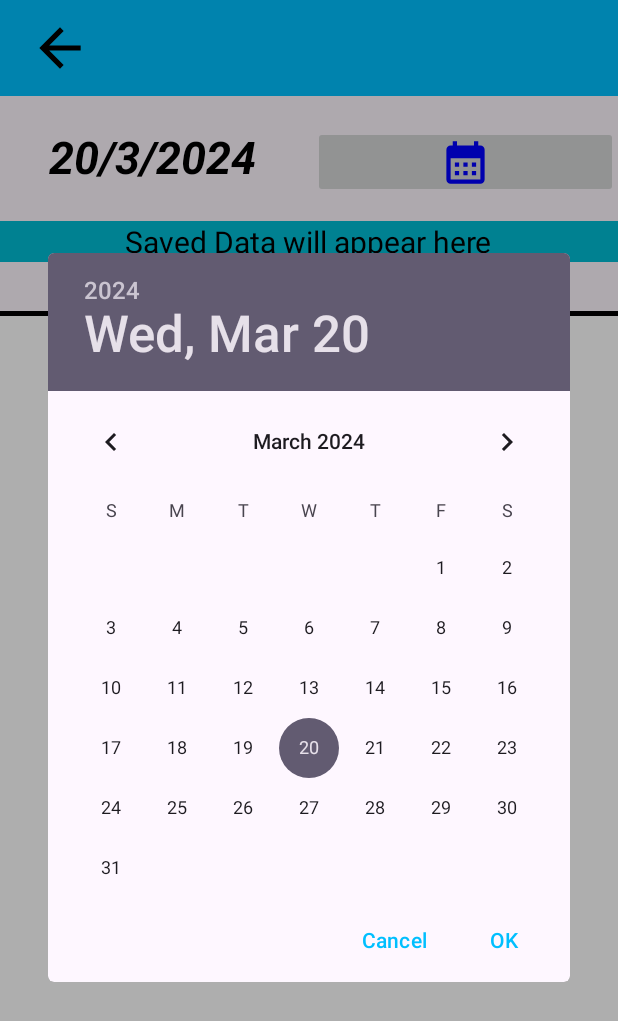
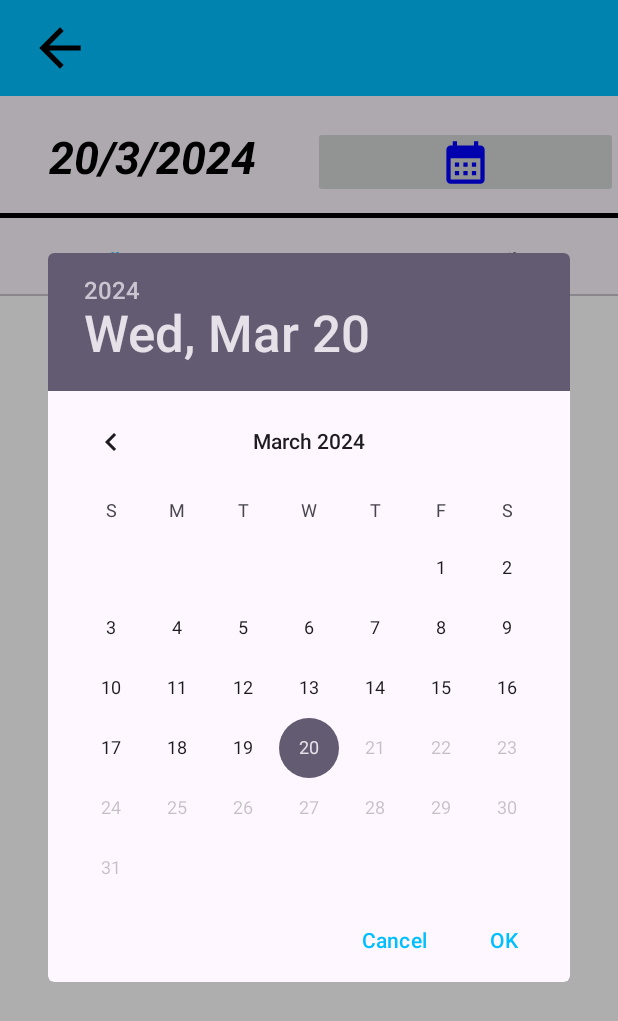
Before and after one commit to prathvihan1008/QuickWalk, an Android app: the HistoryActivity screen opened directly, with no data from a screen before it, after a tap on "Calender", on a phone screen of 412 x 824 dp. Shown: the top 1021 px of the screen. Run offline under Robolectric (Android 15) with nearby library versions, the light colour scheme and no system bars; our stand-ins replace AdMob; 1 statement that could not run was skipped.

Commit message:
fixed bugs

```diff
--- a/app/build.gradle.kts
+++ b/app/build.gradle.kts
@@ -10,8 +10,8 @@ android {
         applicationId = "com.prathvihan1008.quickwalk"
         minSdk = 24
         targetSdk = 34
-        versionCode = 1
-        versionName = "1.0"
+        versionCode = 4
+        versionName = "4.0"
 
         testInstrumentationRunner = "androidx.test.runner.AndroidJUnitRunner"
     }
--- a/app/src/main/java/com/prathvihan1008/quickwalk/HistoryActivity.java
+++ b/app/src/main/java/com/prathvihan1008/quickwalk/HistoryActivity.java
@@ -20,6 +20,7 @@ import androidx.appcompat.app.ActionBar;
 import androidx.appcompat.app.AppCompatActivity;
 import androidx.appcompat.widget.Toolbar;
 import androidx.core.content.ContextCompat;
+import androidx.recyclerview.widget.DefaultItemAnimator;
 import androidx.recyclerview.widget.LinearLayoutManager;
 import androidx.recyclerview.widget.RecyclerView;
 
@@ -29,6 +30,7 @@ import com.google.android.gms.ads.FullScreenContentCallback;
 import com.google.android.gms.ads.LoadAdError;
 import com.google.android.gms.ads.interstitial.InterstitialAd;
 import com.google.android.gms.ads.interstitial.InterstitialAdLoadCallback;
+import com.google.android.material.tabs.TabLayout;
 
 import java.util.Calendar;
 import java.util.List;
@@ -46,6 +48,10 @@ public class HistoryActivity extends AppCompatActivity {
     private Calendar calendar;
     private ImageView action_back;
 
+    private int wFrag=1;
+
+
+
 
 
 
@@ -56,7 +62,12 @@ public class HistoryActivity extends AppCompatActivity {
 
 
 
+
         setContentView(R.layout.history_fragment_layout);
+
+
+
+
 
         //it keeps the screen awake (only applied to particular activity not whole device)
         action_back=findViewById(R.id.action_back);
@@ -79,15 +90,7 @@ public class HistoryActivity extends AppCompatActivity {
             }
         });
 
-
-
-
-
-
         //adds
-
-
-
         AdRequest adRequest = new AdRequest.Builder().build();
         //This is Asynchronous method:which executes irespective of the flow of main program sequential instructions
         InterstitialAd.load(this, "ca-app-pub-3940256099942544/1033173712", adRequest,
@@ -158,7 +161,59 @@ public class HistoryActivity extends AppCompatActivity {
 
         updateData(Calendar.getInstance().get(Calendar.YEAR),
                 Calendar.getInstance().get(Calendar.MONTH),
-                Calendar.getInstance().get(Calendar.DAY_OF_MONTH));
+                Calendar.getInstance().get(Calendar.DAY_OF_MONTH),1);
+
+        //tablayout
+
+        TabLayout tabLayout = findViewById(R.id.tab_layout);
+        tabLayout.addTab(tabLayout.newTab().setText("Walk"));
+        tabLayout.addTab(tabLayout.newTab().setText("Jog"));
+        tabLayout.addTab(tabLayout.newTab().setText("Bike"));
+        tabLayout.addOnTabSelectedListener(new TabLayout.OnTabSelectedListener() {
+            @Override
+            public void onTabSelected(TabLayout.Tab tab) {
+                // Assuming you have a TextView named selectedDateTextView
+                String dateText = selectedDateTextView.getText().toString();
+
+// Split the date text by "/"
+                String[] dateParts = dateText.split("/");//String.split return the string array
+
+// Parse day, month, and year from the split parts
+                int day = Integer.parseInt(dateParts[0]);
+                int month = Integer.parseInt(dateParts[1]) - 1; // Subtract 1 as months are zero-indexed
+                int year = Integer.parseInt(dateParts[2]);
+
+                // Handle tab selection
+                switch (tab.getPosition()) {
+                    case 0:
+                        // Update data for walk activity
+                        updateData(year,month,day,1);
+                        wFrag=1;
+                        break;
+                    case 1:
+                        // Updatedata for jog activity
+                        updateData(year,month,day,2);
+                        wFrag=2;
+                        break;
+                    case 2:
+                        // Update data for bike activity
+                        updateData(year,month,day,3);
+                        wFrag=3;
+                        break;
+                }
+            }
+
+            @Override
+            public void onTabUnselected(TabLayout.Tab tab) {
+                // Handle tab unselection
+            }
+
+            @Override
+            public void onTabReselected(TabLayout.Tab tab) {
+                // Handle tab reselection
+            }
+        });
+
 
 
     }
@@ -213,9 +268,18 @@ public class HistoryActivity extends AppCompatActivity {
 
     private void showDatePickerDialog() {
         // Get current date
-        int year = calendar.get(Calendar.YEAR);
-        int month = calendar.get(Calendar.MONTH);
-        int dayOfMonth = calendar.get(Calendar.DAY_OF_MONTH);
+//        int year = calendar.get(Calendar.YEAR);
+//        int month = calendar.get(Calendar.MONTH);
+//        int dayOfMonth = calendar.get(Calendar.DAY_OF_MONTH);
+        String dateText = selectedDateTextView.getText().toString();
+
+// Split the date text by "/"
+        String[] dateParts = dateText.split("/");//String.split return the string array
+
+// Parse day, month, and year from the split parts
+        int dayOfMonth = Integer.parseInt(dateParts[0]);
+        int month = Integer.parseInt(dateParts[1]) - 1; // Subtract 1 as months are zero-indexed
+        int year= Integer.parseInt(dateParts[2]);
 
         // Create DatePickerDialog and set its listener
         DatePickerDialog datePickerDialog = new DatePickerDialog(this,
@@ -225,24 +289,45 @@ public class HistoryActivity extends AppCompatActivity {
                                           int monthOfYear, int dayOfMonth) {
                         // Display the selected date in TextView
                         selectedDateTextView.setText(dayOfMonth + "/" + (monthOfYear + 1) + "/" + year);
-                        updateData(year, monthOfYear, dayOfMonth);
+                      if(wFrag==1) {
+                          updateData(year, monthOfYear, dayOfMonth,1);
+
+                      }
+                      else if(wFrag==2){
+                          updateData(year, monthOfYear, dayOfMonth,2);
+
+                        }
+                      else if(wFrag==3){
+                          updateData(year, monthOfYear, dayOfMonth,3);
+                      }
+
+
+
                     }
                 }, year, month, dayOfMonth);
+
+// Set the maximum date to the current date to disable future dates
+        datePickerDialog.getDatePicker().setMaxDate(calendar.getTimeInMillis());
+
 
         // Show the DatePickerDialog
         datePickerDialog.show();
     }
 
-    private void updateData(int year, int month, int dayOfMonth) {
+    private void updateData(int year, int month, int dayOfMonth ,int frag ){
         // Fetch data based on the selected date
         String selectedDate = formatDate(year, month, dayOfMonth);
-        dataModels = dbHelper.fetchDataForDate(selectedDate);
+        dataModels = dbHelper.fetchDataForDate(selectedDate,frag);
 
         // Update the RecyclerView with the filtered data
         adapter = new DataModelAdapter(dataModels);
         recyclerView.setLayoutManager(new LinearLayoutManager(this));
+
         recyclerView.setAdapter(adapter);
+
     }
+
+
     private String formatDate(int year, int month, int dayOfMonth) {
         return String.format(Locale.getDefault(), "%04d-%02d-%02d", year, month + 1, dayOfMonth);
     }
--- a/app/src/main/java/com/prathvihan1008/quickwalk/MyDBHelper.java
+++ b/app/src/main/java/com/prathvihan1008/quickwalk/MyDBHelper.java
@@ -87,13 +87,13 @@ public class MyDBHelper extends SQLiteOpenHelper{
        // db.close(); // Closing database connection
     }
 
-    public ArrayList<DataModel> fetchDataForDate(String date) {
+    public ArrayList<DataModel> fetchDataForDate(String date, int frag) {
         SQLiteDatabase db = this.getReadableDatabase();
-        String[] columns = {KEY_ID, KEY_TIME, KEY_STEPS, KEY_DISTANCE, KEY_CAL, KEY_DATE,KEY_savingTime,KEY_F};
+        String[] columns = {KEY_ID, KEY_TIME, KEY_STEPS, KEY_DISTANCE, KEY_CAL, KEY_DATE, KEY_savingTime, KEY_F};
 
-        // Use a WHERE clause to filter data based on the provided date
-        String selection = KEY_DATE + " = ?";
-        String[] selectionArgs = {date};
+        // Use a WHERE clause to filter data based on the provided date and KEY_F value
+        String selection = KEY_DATE + " = ? AND " + KEY_F + " = ?";
+        String[] selectionArgs = {date, String.valueOf(frag)};
 
         // ORDER BY both date and savingTime in descending order
         String orderBy = KEY_DATE + " DESC, " + KEY_savingTime + " DESC";
@@ -110,8 +110,8 @@ public class MyDBHelper extends SQLiteOpenHelper{
             model.distance = cursor.getString(3);
             model.calories = cursor.getString(4);
             model.date = cursor.getString(5);
-            model.savingTime= cursor.getString(6);
-            model.F= cursor.getString(7);
+            model.savingTime = cursor.getString(6);
+            model.F = cursor.getString(7);
 
             arrData.add(model);
         }
@@ -120,4 +120,5 @@ public class MyDBHelper extends SQLiteOpenHelper{
         return arrData;
     }
 
+
 }
--- a/app/src/main/res/layout/history_fragment_layout.xml
+++ b/app/src/main/res/layout/history_fragment_layout.xml
@@ -46,6 +46,13 @@
             android:textAllCaps="false" />
 
     </LinearLayout>
+    <View
+        android:layout_width="match_parent"
+        android:layout_height="3dp"
+      android:layout_marginTop="10dp"
+        android:background="?attr/text_color">
+
+    </View>
 
 
     <!-- Use a FrameLayout to layer views with different elevations -->
@@ -53,78 +60,58 @@
     <LinearLayout
         android:layout_width="match_parent"
         android:layout_height="wrap_content"
-        android:layout_marginTop="15dp"
+        android:layout_marginTop="4dp"
         android:background="@color/blue"
         android:gravity="center">
 
-        <TextView
-            android:layout_width="wrap_content"
+        <com.google.android.material.tabs.TabLayout
+            android:id="@+id/tab_layout"
+            android:layout_width="match_parent"
             android:layout_height="wrap_content"
-            android:text="@string/saved_data_will_appear_here"
-            android:textColor="?attr/text_color"
+            app:layout_constraintTop_toTopOf="parent"
+            app:layout_constraintStart_toStartOf="parent"
+            app:layout_constraintEnd_toEndOf="parent"
+            app:tabMode="fixed"
+            app:tabGravity="fill"/>
 
-
-            android:textSize="20sp"
-
-            />
 
 
     </LinearLayout>
-    <LinearLayout
-        android:layout_width="match_parent"
-        android:layout_height="wrap_content"
-        android:layout_marginTop="8dp"
-        android:orientation="vertical"
-
-        android:gravity="center">
-
-        <TextView
-            android:layout_width="wrap_content"
-            android:layout_height="wrap_content"
-            android:text="@string/recent"
-            android:textColor="?attr/text_color"
-            android:layout_gravity="center"
 
 
-            android:textSize="18sp"
 
-            />
-        <View
+        <!-- RelativeLayout with elevated background -->
+
+
+    <RelativeLayout
+        android:layout_width="match_parent"
+        android:background="?attr/backgroundColor"
+        android:layout_height="match_parent">
+
+        <!-- Pretext view -->
+        <TextView
+            android:id="@+id/pretextView"
             android:layout_width="match_parent"
-            android:layout_height="3dp"
-            android:background="?attr/text_color">
+            android:layout_height="wrap_content"
+            android:text="Recently saved"
+            android:gravity="center"
+            android:padding="2dp"
 
-        </View>
+            android:textColor="?attr/text_color"/>
+
+        <!-- RecyclerView below pretext -->
+        <androidx.recyclerview.widget.RecyclerView
+            android:id="@+id/recyclerView"
+            android:layout_width="match_parent"
+            android:layout_height="wrap_content"
+            android:layout_below="@id/pretextView"
+            android:background="?attr/backgroundColor"
+            android:padding="8dp"/>
+    </RelativeLayout>
 
 
 
 
 
-    </LinearLayout>
-
-    <FrameLayout
-        android:layout_width="match_parent"
-        android:layout_height="match_parent"
-        android:background="?attr/backgroundColor"
-
-        >
-
-
-        <!-- RelativeLayout with elevated background -->
-
-
-        <!-- RecyclerView -->
-        <androidx.recyclerview.widget.RecyclerView
-            android:id="@+id/recyclerView"
-
-            android:layout_width="match_parent"
-            android:layout_height="wrap_content"
-            android:background="?attr/backgroundColor"
-            android:padding="8dp" />
-
-
-
-
-    </FrameLayout>
 
 </LinearLayout>
--- a/app/src/main/res/values-land/dimens.xml
+++ b/app/src/main/res/values-land/dimens.xml
@@ -1,3 +1,2 @@
 <resources>
-    <dimen name="fab_margin">48dp</dimen>
 </resources>
--- a/app/src/main/res/values-w1240dp/dimens.xml
+++ b/app/src/main/res/values-w1240dp/dimens.xml
@@ -1,3 +1,2 @@
 <resources>
-    <dimen name="fab_margin">200dp</dimen>
 </resources>
--- a/app/src/main/res/values-w600dp/dimens.xml
+++ b/app/src/main/res/values-w600dp/dimens.xml
@@ -1,3 +1,2 @@
 <resources>
-    <dimen name="fab_margin">48dp</dimen>
 </resources>
--- a/app/src/main/res/values-w820dp/dimens.xml
+++ b/app/src/main/res/values-w820dp/dimens.xml
@@ -2,5 +2,4 @@
     <!-- Example customization of dimensions originally defined in res/values/dimens.xml
          (such as screen margins) for screens with more than 820dp of available width. This
          would include 7" and 10" devices in landscape (~960dp and ~1280dp respectively). -->
-    <dimen name="activity_horizontal_margin">64dp</dimen>
 </resources>
```
Also changed, not shown: app/src/main/AndroidManifest.xml (+4 -5 lines), app/src/main/java/com/prathvihan1008/quickwalk/MainActivity.java (+66 -62 lines), app/src/main/java/com/prathvihan1008/quickwalk/fragments/WalkFragment.java (+2 -15 lines), 2 other files.
